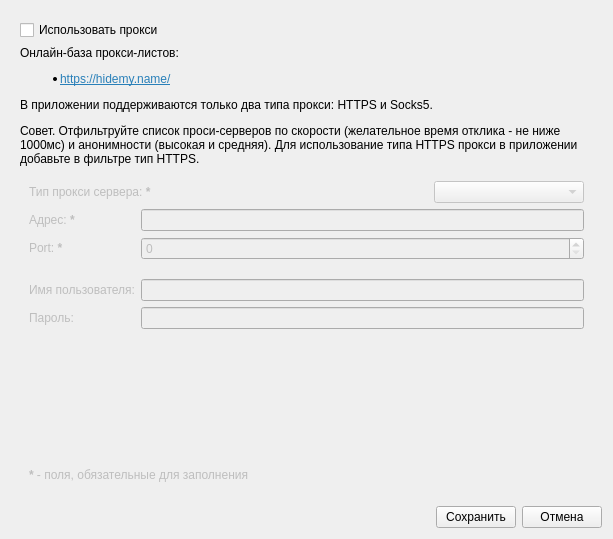
Qt form ui/settingsform.ui (0valse/voiceover) before a commit.
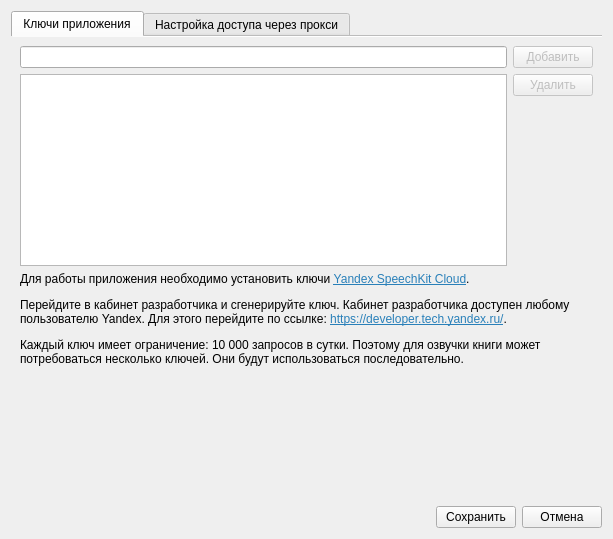
The same form after that commit. Icons and pictures are not drawn.

Commit message: Add keys list in settings. No use user keys only

Patch:
```diff
--- a/ui/settingsform.ui
+++ b/ui/settingsform.ui
@@ -35,6 +35,90 @@
      <property name="tabBarAutoHide">
       <bool>true</bool>
      </property>
+     <widget class="QWidget" name="tabKeys">
+      <attribute name="title">
+       <string>Ключи приложения</string>
+      </attribute>
+      <layout class="QVBoxLayout" name="verticalLayout_4">
+       <item>
+        <layout class="QGridLayout" name="gridLayout_2">
+         <item row="0" column="0">
+          <widget class="QLineEdit" name="lineEditKey">
+           <property name="minimumSize">
+            <size>
+             <width>300</width>
+             <height>0</height>
+            </size>
+           </property>
+          </widget>
+         </item>
+         <item row="0" column="1">
+          <widget class="QPushButton" name="pushButtonAdd">
+           <property name="enabled">
+            <bool>false</bool>
+           </property>
+           <property name="text">
+            <string>Добавить</string>
+           </property>
+          </widget>
+         </item>
+         <item row="1" column="0">
+          <widget class="QListWidget" name="listWidget"/>
+         </item>
+         <item row="1" column="1">
+          <layout class="QVBoxLayout" name="verticalLayout_3">
+           <item>
+            <widget class="QPushButton" name="pushButtonDel">
+             <property name="enabled">
+              <bool>false</bool>
+             </property>
+             <property name="text">
+              <string>Удалить</string>
+             </property>
+            </widget>
+           </item>
+           <item>
+            <spacer name="verticalSpacer_4">
+             <property name="orientation">
+              <enum>Qt::Vertical</enum>
+             </property>
+             <property name="sizeHint" stdset="0">
+              <size>
+               <width>20</width>
+               <height>40</height>
+              </size>
+             </property>
+            </spacer>
+           </item>
+          </layout>
+         </item>
+        </layout>
+       </item>
+       <item>
+        <widget class="QLabel" name="labelAboutKeys">
+         <property name="text">
+          <string>&lt;html&gt;&lt;head/&gt;&lt;body&gt;&lt;p&gt;Для работы приложения необходимо установить ключи &lt;a href=&quot;https://tech.yandex.ru/speechkit/cloud/&quot;&gt;&lt;span style=&quot; text-decoration: underline; color:#2980b9;&quot;&gt;Yandex SpeechKit Cloud&lt;/span&gt;&lt;/a&gt;.&lt;/p&gt;&lt;p&gt;Перейдите в кабинет разработчика и сгенерируйте ключ. Кабинет разработчика доступен любому пользователю Yandex. Для этого перейдите по ссылке: &lt;a href=&quot;https://developer.tech.yandex.ru/&quot;&gt;&lt;span style=&quot; text-decoration: underline; color:#2980b9;&quot;&gt;https://developer.tech.yandex.ru/&lt;/span&gt;&lt;/a&gt;.&lt;/p&gt;&lt;p&gt;Каждый ключ имеет ограничение: 10 000 запросов в сутки. Поэтому для озвучки книги может потребоваться несколько ключей. Они будут использоваться последовательно.&lt;/p&gt;&lt;p&gt;&lt;br/&gt;&lt;/p&gt;&lt;/body&gt;&lt;/html&gt;</string>
+         </property>
+         <property name="wordWrap">
+          <bool>true</bool>
+         </property>
+        </widget>
+       </item>
+       <item>
+        <spacer name="verticalSpacer_3">
+         <property name="orientation">
+          <enum>Qt::Vertical</enum>
+         </property>
+         <property name="sizeHint" stdset="0">
+          <size>
+           <width>20</width>
+           <height>11</height>
+          </size>
+         </property>
+        </spacer>
+       </item>
+      </layout>
+     </widget>
      <widget class="QWidget" name="tabProxy">
       <attribute name="title">
        <string>Настройка доступа через прокси</string>
```
Left out of the diff: 11 changed lines with no effect on the pictures. The commit also changes 7 other files.
